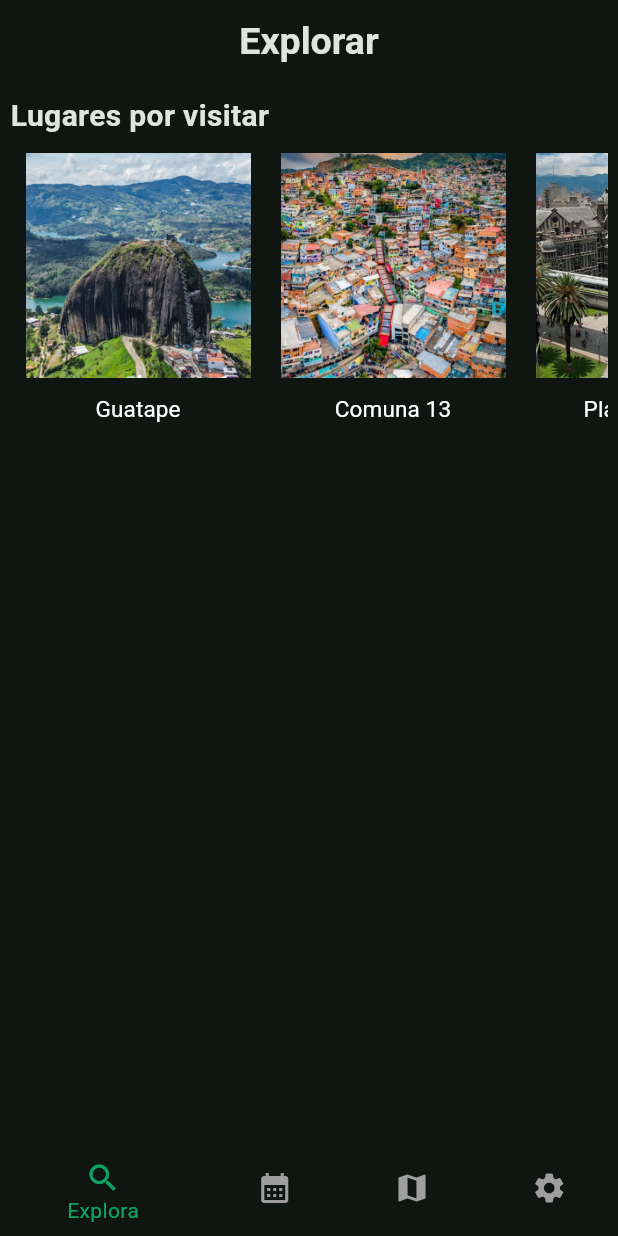
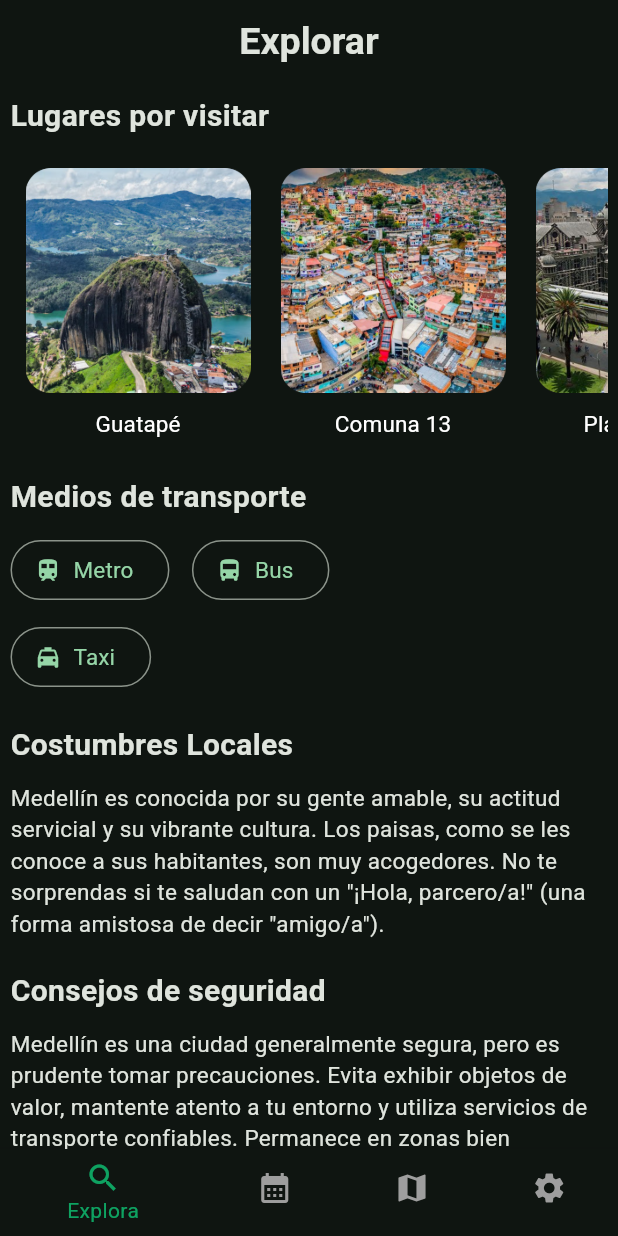
Before and after one commit to estebancespedes/MedTour, a Flutter app: the screen it shows after launch, after a tap on "Empezar", on a phone screen of 412 x 824 dp. Run offline on Flutter 3.47's test engine with Material 3 defaults, Android fonts, the light colour scheme and no system bars; our stand-ins replace shared_preferences.

Commit message:
tercera version de la pantalla de eventos, parcialmente completa, ademas se agrego una nueva ubicacion

```diff
--- a/lib/screens/Eventos/eventos_page.dart
+++ b/lib/screens/Eventos/eventos_page.dart
@@ -7,7 +7,7 @@ class EventosPage extends StatelessWidget {
   @override
   Widget build(BuildContext context) {
     return Scaffold(
-      appBar: AppBar(title: Text('Eventos',style: Tema().titleStyle(),),centerTitle: true,),
+      appBar: AppBar(title: Text('Eventos',style: Tema().titleStyle(),),centerTitle: true,forceMaterialTransparency: true,),
     );
   }
 }
--- a/lib/screens/Mapa/mapa_page.dart
+++ b/lib/screens/Mapa/mapa_page.dart
@@ -7,7 +7,7 @@ class MapaPage extends StatelessWidget {
   @override
   Widget build(BuildContext context) {
     return Scaffold(
-      appBar: AppBar(title: Text('Mapa',style: Tema().titleStyle(),),centerTitle: true,),
+      appBar: AppBar(title: Text('Mapa',style: Tema().titleStyle(),),centerTitle: true,forceMaterialTransparency: true,),
     );
   }
 }
--- a/lib/screens/ajustes/ajustes_page.dart
+++ b/lib/screens/ajustes/ajustes_page.dart
@@ -7,7 +7,7 @@ class AjustesPage extends StatelessWidget {
   @override
   Widget build(BuildContext context) {
     return Scaffold(
-      appBar: AppBar(title: Text('Ajustes',style: Tema().titleStyle(),),centerTitle: true,),
+      appBar: AppBar(title: Text('Ajustes',style: Tema().titleStyle(),),centerTitle: true,forceMaterialTransparency: true,),
     );
   }
 }
--- /dev/null
+++ b/lib/screens/explorar/assets/custom_site_buttons.dart
@@ -0,0 +1,34 @@
+import 'package:flutter/material.dart';
+import 'package:medtour/providers/site_provider.dart';
+import 'package:medtour/screens/explorar/assets/custom_buttom.dart';
+
+class CustomSiteButtons extends StatelessWidget {
+  const CustomSiteButtons({super.key});
+
+  @override
+  Widget build(BuildContext context) {
+    return FutureBuilder<List<Lugar>>(
+            future: loadLugares(),
+            builder: (context, snapshot) {
+              if(snapshot.hasData){
+                final List<Lugar> lugares = snapshot.data!;
+                return ListView.builder(
+                  scrollDirection: Axis.horizontal,
+                  itemCount: lugares.length,
+                  itemBuilder: (context, index) {
+                    final Lugar lugar = lugares[index];
+                    return CustomButtom(imagen: lugar.prev, lugar: lugar.nombre,obj: lugar,);
+                  },
+                );
+              }
+              if(snapshot.connectionState == ConnectionState.waiting){
+                return Text('error');
+              }
+              if(snapshot.hasError){
+                return Text('error');
+              }
+              return Text('error');
+            },
+          );
+  }
+}
--- a/lib/screens/explorar/explorar_page.dart
+++ b/lib/screens/explorar/explorar_page.dart
@@ -1,7 +1,6 @@
 import 'package:flutter/material.dart';
 import 'package:medtour/config/theme_config.dart';
-import 'package:medtour/providers/site_provider.dart';
-import 'package:medtour/screens/explorar/assets/custom_buttom.dart';
+import 'package:medtour/screens/explorar/assets/custom_site_buttons.dart';
 
 class ExplorarPage extends StatelessWidget {
   const ExplorarPage({super.key});
@@ -9,37 +8,52 @@ class ExplorarPage extends StatelessWidget {
   @override
   Widget build(BuildContext context) {
     return Scaffold(
-      appBar: AppBar(title: Text('Explorar',style: Tema().titleStyle(),),centerTitle: true,),
+      appBar: AppBar(title: Text('Explorar',style: Tema().titleStyle(),),centerTitle: true,forceMaterialTransparency: true,),
       body: ListView(
         padding: EdgeInsets.all(7),
         children: [
           Text('Lugares por visitar',style: Tema().subTitleStyle(),),
+          SizedBox(height: 10,),
           SizedBox(
             height: 200,
-            child: FutureBuilder<List<Lugar>>(
-              future: loadLugares(),
-              builder: (context, snapshot) {
-                if(snapshot.hasData){
-                  final List<Lugar> lugares = snapshot.data!;
-                  return ListView.builder(
-                    scrollDirection: Axis.horizontal,
-                    itemCount: lugares.length,
-                    itemBuilder: (context, index) {
-                      final Lugar lugar = lugares[index];
-                      return CustomButtom(imagen: lugar.prev, lugar: lugar.nombre,obj: lugar,);
-                    },
-                  );
-                }
-                if(snapshot.connectionState == ConnectionState.waiting){
-                  return Text('error');
-                }
-                if(snapshot.hasError){
-                  return Text('error');
-                }
-                return Text('error');
-              },
-            )
-          )
+            child: CustomSiteButtons()
+          ),
+          SizedBox(height: 15,),
+          Text('Medios de transporte',style: Tema().subTitleStyle(),),
+          SizedBox(height: 10,),
+          Row(
+            children: [
+              OutlinedButton.icon(
+                onPressed: (){},
+                label: Text('Metro',style: Tema().textStyle(),),
+                icon: Icon(Icons.train),
+              ),
+              SizedBox(width: 15,),
+              OutlinedButton.icon(
+                onPressed: (){},
+                label: Text('Bus',style: Tema().textStyle()),
+                icon: Icon(Icons.directions_bus),
+                )
+            ],
+          ),
+          SizedBox(height: 10,),
+          Row(
+            children: [
+              OutlinedButton.icon(
+                onPressed: (){},
+                label: Text('Taxi',style: Tema().textStyle(),),
+                icon: Icon(Icons.local_taxi),
+                )
+            ],
+          ),
+          SizedBox(height: 20,),
+          Text('Costumbres Locales', style: Tema().subTitleStyle(),),
+          SizedBox(height: 10,),
+          Text('Medellín es conocida por su gente amable, su actitud servicial y su vibrante cultura. Los paisas, como se les conoce a sus habitantes, son muy acogedores. No te sorprendas si te saludan con un "¡Hola, parcero/a!" (una forma amistosa de decir "amigo/a").',style:Tema().textStyle(),),
+          SizedBox(height: 20,),
+          Text('Consejos de seguridad',style: Tema().subTitleStyle(),),
+          SizedBox(height: 10,),
+          Text('Medellín es una ciudad generalmente segura, pero es prudente tomar precauciones. Evita exhibir objetos de valor, mantente atento a tu entorno y utiliza servicios de transporte confiables. Permanece en zonas bien iluminadas durante la noche y mantén tus pertenencias seguras.',style: Tema().textStyle(),),
         ],
       ),
     );
--- a/pubspec.yaml
+++ b/pubspec.yaml
@@ -80,6 +80,12 @@ flutter:
   - assets/images/Screens/images_explorar/plaza_botero_imgs/img3.webp
   - assets/images/Screens/images_explorar/plaza_botero_imgs/img4.webp
 
+  - assets/images/Screens/images_explorar/pueblito_paisa_img.png
+  - assets/images/Screens/images_explorar/pueblito_paisa_imgs/img1.jpeg
+  - assets/images/Screens/images_explorar/pueblito_paisa_imgs/img2.jpg
+  - assets/images/Screens/images_explorar/pueblito_paisa_imgs/img3.jpg
+  - assets/images/Screens/images_explorar/pueblito_paisa_imgs/img4.jpg
+
   - Data/sites.json
 
   fonts:
```
Also changed, not shown: Data/sites.json (+14 -4 lines), lib/screens/explorar/assets/custom_site_screen.dart (+8 -3 lines), assets/images/Screens/images_explorar/comuna_13_img.png, assets/images/Screens/images_explorar/guatape_img.png, assets/images/Screens/images_explorar/plaza_botero_img.png, assets/images/Screens/images_explorar/pueblito_paisa_imgs/img1.jpeg (added), assets/images/Screens/images_explorar/pueblito_paisa_imgs/img2.jpg (added), assets/images/Screens/images_explorar/pueblito_paisa_imgs/img3.jpg (added), assets/images/Screens/images_explorar/pueblito_paisa_imgs/img4.jpg (added), 1 other file.
